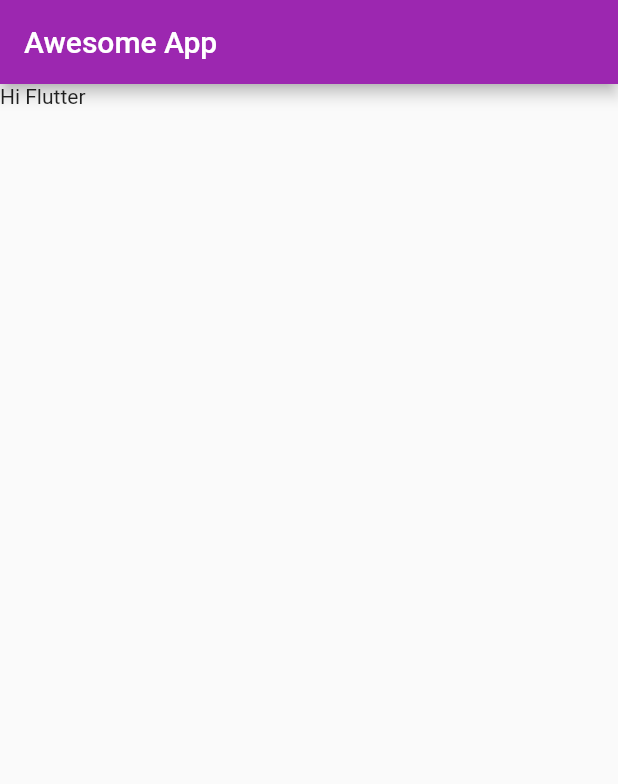
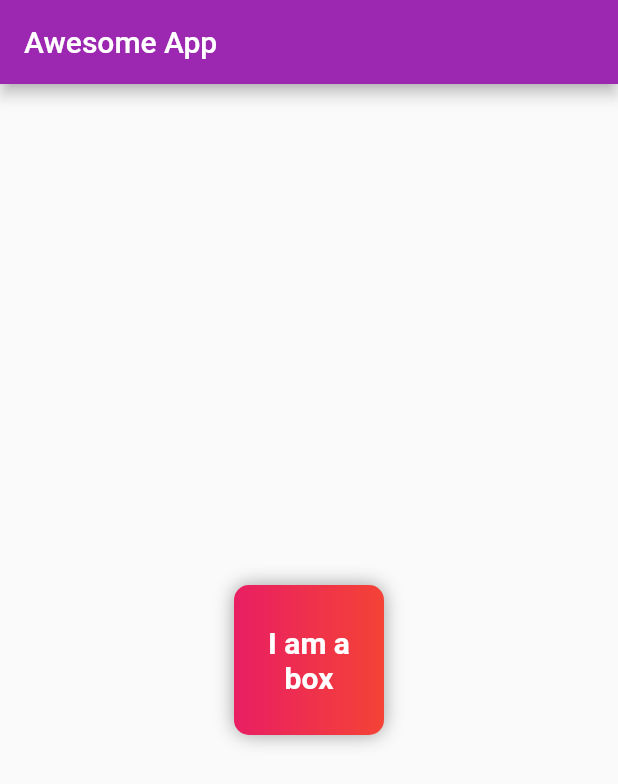
Before and after one commit to SumirVats2003/flutter_tutorial_app, a Flutter app: the screen it shows after launch, on a phone screen of 412 x 824 dp. Shown: the top 784 px of the screen. Run offline on Flutter 3.47's test engine with Material 2 defaults, Android fonts, the phone set to English and light mode, and no system bars.

Commit message:
Container and Text Widgets

```diff
--- a/lib/main.dart
+++ b/lib/main.dart
@@ -3,7 +3,7 @@ import 'package:flutter/material.dart';
 void main() {
   // WidgetsApp // MaterialApp // CupertinoApp
   runApp(MaterialApp(
-    home: HomePage(),
+    home: const HomePage(),
     theme: ThemeData(
       primarySwatch: Colors.purple,
     ),
@@ -16,9 +16,38 @@ class HomePage extends StatelessWidget {
   @override
   Widget build(BuildContext context) {
     return Scaffold(
-      appBar: AppBar(title: Text("Awesome App")),
-      body: Container(
-        child: Text("Hi Flutter"),
+      appBar: AppBar(title: const Text("Awesome App")),
+      body: Center(
+        child: Container(
+          padding: const EdgeInsets.all(10),
+          alignment: Alignment.center,
+          width: 100,
+          height: 100,
+          clipBehavior: Clip.antiAlias,
+          decoration: BoxDecoration(
+            color: Colors.red,
+            borderRadius: BorderRadius.circular(10),
+            gradient: const LinearGradient(colors: [
+                Colors.pink,
+                Colors.red,
+              ]),
+            boxShadow: const [
+              BoxShadow(
+                color: Colors.grey,
+                blurRadius: 10,
+              )
+            ]
+          ),
+          child: const Text(
+            "I am a box",
+            textAlign: TextAlign.center,
+            style: TextStyle(
+              fontSize: 20,
+              color: Colors.white,
+              fontWeight: FontWeight.bold,
+            ),
+          ),
+        ),
       ),
     );
   }
```
